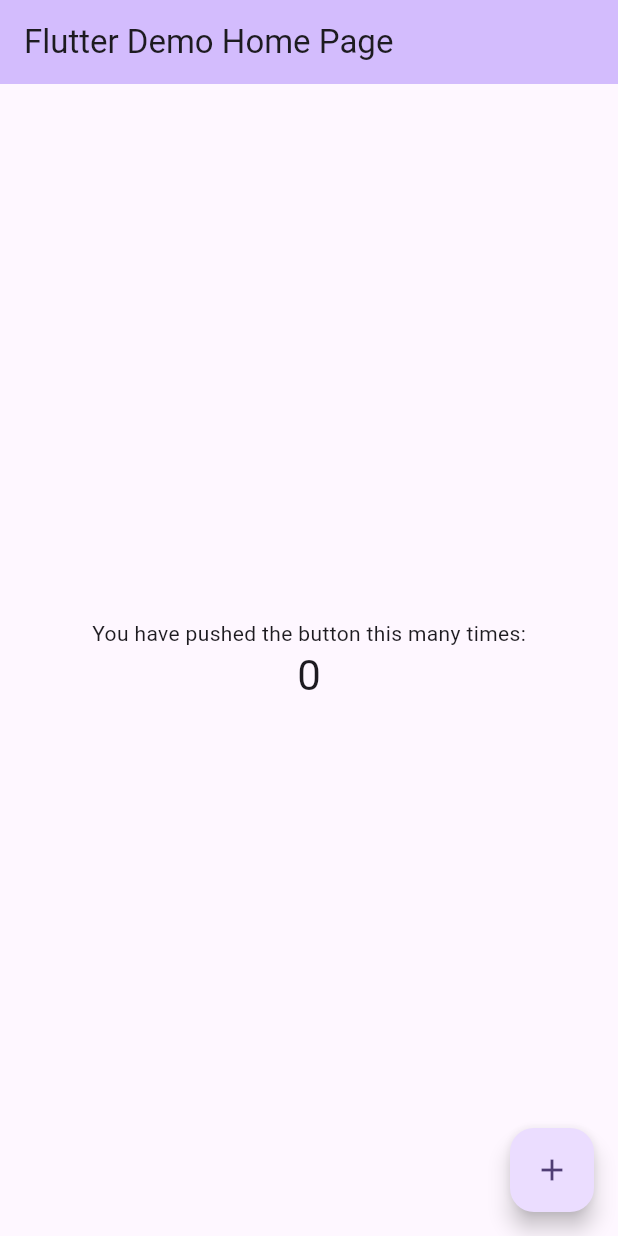
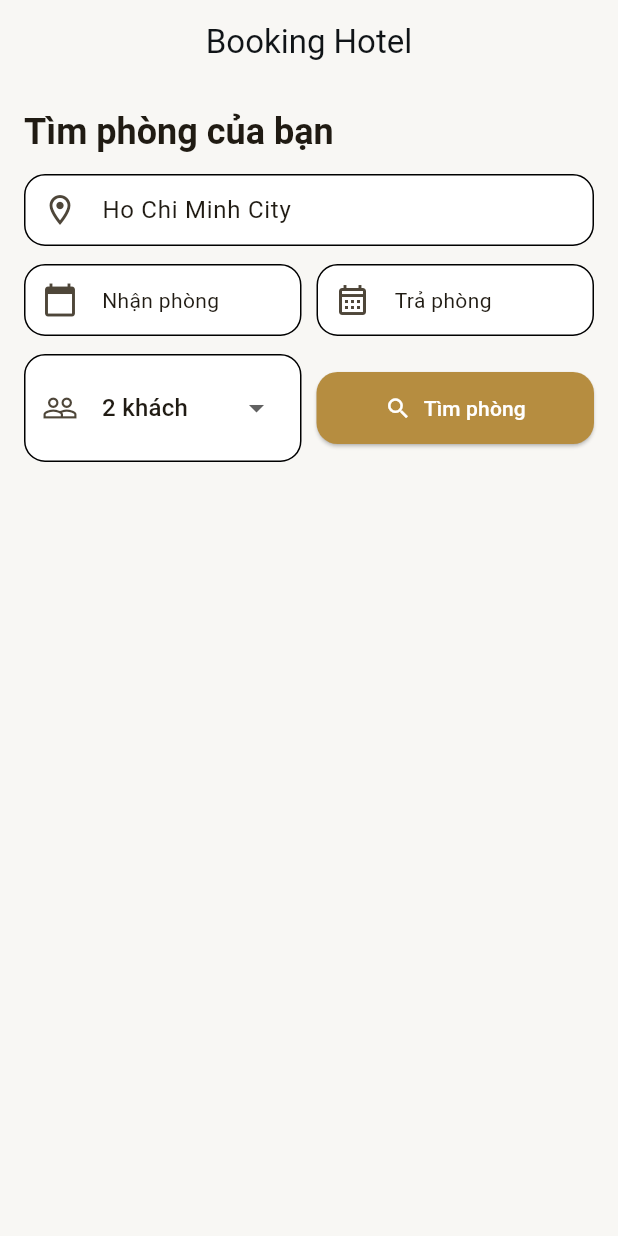
Before and after one commit to NguyenTruongNgocHan/booking-hotel, a Flutter app: the screen it shows after launch, on a phone screen of 412 x 824 dp. Run offline on Flutter 3.47's test engine with Material 3 defaults, Android fonts, the phone set to English and light mode, and no system bars.

```diff
--- a/mobile-app/lib/main.dart
+++ b/mobile-app/lib/main.dart
@@ -1,122 +1,21 @@
 import 'package:flutter/material.dart';
+import 'theme/app_theme.dart';
+import 'screens/home_screen.dart';
 
 void main() {
-  runApp(const MyApp());
+  WidgetsFlutterBinding.ensureInitialized();
+  runApp(const BookingHotelApp());
 }
 
-class MyApp extends StatelessWidget {
-  const MyApp({super.key});
-
-  // This widget is the root of your application.
+class BookingHotelApp extends StatelessWidget {
+  const BookingHotelApp({super.key});
   @override
   Widget build(BuildContext context) {
     return MaterialApp(
-      title: 'Flutter Demo',
-      theme: ThemeData(
-        // This is the theme of your application.
-        //
-        // TRY THIS: Try running your application with "flutter run". You'll see
-        // the application has a purple toolbar. Then, without quitting the app,
-        // try changing the seedColor in the colorScheme below to Colors.green
-        // and then invoke "hot reload" (save your changes or press the "hot
-        // reload" button in a Flutter-supported IDE, or press "r" if you used
-        // the command line to start the app).
-        //
-        // Notice that the counter didn't reset back to zero; the application
-        // state is not lost during the reload. To reset the state, use hot
-        // restart instead.
-        //
-        // This works for code too, not just values: Most code changes can be
-        // tested with just a hot reload.
-        colorScheme: ColorScheme.fromSeed(seedColor: Colors.deepPurple),
-      ),
-      home: const MyHomePage(title: 'Flutter Demo Home Page'),
+      title: 'Booking Hotel',
+      debugShowCheckedModeBanner: false,
+      theme: AppTheme.lightTheme,
+      home: const HomeScreen(),
     );
   }
 }
-
-class MyHomePage extends StatefulWidget {
-  const MyHomePage({super.key, required this.title});
-
-  // This widget is the home page of your application. It is stateful, meaning
-  // that it has a State object (defined below) that contains fields that affect
-  // how it looks.
-
-  // This class is the configuration for the state. It holds the values (in this
-  // case the title) provided by the parent (in this case the App widget) and
-  // used by the build method of the State. Fields in a Widget subclass are
-  // always marked "final".
-
-  final String title;
-
-  @override
-  State<MyHomePage> createState() => _MyHomePageState();
-}
-
-class _MyHomePageState extends State<MyHomePage> {
-  int _counter = 0;
-
-  void _incrementCounter() {
-    setState(() {
-      // This call to setState tells the Flutter framework that something has
-      // changed in this State, which causes it to rerun the build method below
-      // so that the display can reflect the updated values. If we changed
-      // _counter without calling setState(), then the build method would not be
-      // called again, and so nothing would appear to happen.
-      _counter++;
-    });
-  }
-
-  @override
-  Widget build(BuildContext context) {
-    // This method is rerun every time setState is called, for instance as done
-    // by the _incrementCounter method above.
-    //
-    // The Flutter framework has been optimized to make rerunning build methods
-    // fast, so that you can just rebuild anything that needs updating rather
-    // than having to individually change instances of widgets.
-    return Scaffold(
-      appBar: AppBar(
-        // TRY THIS: Try changing the color here to a specific color (to
-        // Colors.amber, perhaps?) and trigger a hot reload to see the AppBar
-        // change color while the other colors stay the same.
-        backgroundColor: Theme.of(context).colorScheme.inversePrimary,
-        // Here we take the value from the MyHomePage object that was created by
-        // the App.build method, and use it to set our appbar title.
-        title: Text(widget.title),
-      ),
-      body: Center(
-        // Center is a layout widget. It takes a single child and positions it
-        // in the middle of the parent.
-        child: Column(
-          // Column is also a layout widget. It takes a list of children and
-          // arranges them vertically. By default, it sizes itself to fit its
-          // children horizontally, and tries to be as tall as its parent.
-          //
-          // Column has various properties to control how it sizes itself and
-          // how it positions its children. Here we use mainAxisAlignment to
-          // center the children vertically; the main axis here is the vertical
-          // axis because Columns are vertical (the cross axis would be
-          // horizontal).
-          //
-          // TRY THIS: Invoke "debug painting" (choose the "Toggle Debug Paint"
-          // action in the IDE, or press "p" in the console), to see the
-          // wireframe for each widget.
-          mainAxisAlignment: MainAxisAlignment.center,
-          children: <Widget>[
-            const Text('You have pushed the button this many times:'),
-            Text(
-              '$_counter',
-              style: Theme.of(context).textTheme.headlineMedium,
-            ),
-          ],
-        ),
-      ),
-      floatingActionButton: FloatingActionButton(
-        onPressed: _incrementCounter,
-        tooltip: 'Increment',
-        child: const Icon(Icons.add),
-      ), // This trailing comma makes auto-formatting nicer for build methods.
-    );
-  }
-}
--- /dev/null
+++ b/mobile-app/lib/screens/home_screen.dart
@@ -0,0 +1,102 @@
+import 'package:flutter/material.dart';
+import '../widgets/app_button.dart';
+
+class HomeScreen extends StatefulWidget {
+  const HomeScreen({super.key});
+  @override
+  State<HomeScreen> createState() => _HomeScreenState();
+}
+
+class _HomeScreenState extends State<HomeScreen> {
+  final _cityCtrl = TextEditingController(text: "Ho Chi Minh City");
+  DateTime? _checkIn, _checkOut;
+  int _guests = 2;
+
+  Future<void> _pickDate({required bool isCheckIn}) async {
+    final now = DateTime.now();
+    final picked = await showDatePicker(
+      context: context,
+      initialDate: (isCheckIn ? _checkIn : _checkOut) ?? now,
+      firstDate: now,
+      lastDate: DateTime(now.year + 2),
+    );
+    if (picked != null) {
+      setState(() {
+        if (isCheckIn) {
+          _checkIn = picked;
+          if (_checkOut != null && _checkOut!.isBefore(_checkIn!)) {
+            _checkOut = _checkIn!.add(const Duration(days: 1));
+          }
+        } else {
+          _checkOut = picked;
+        }
+      });
+    }
+  }
+
+  @override
+  Widget build(BuildContext context) {
+    final textTheme = Theme.of(context).textTheme;
+    return Scaffold(
+      appBar: AppBar(title: const Text("Booking Hotel")),
+      body: SingleChildScrollView(
+        padding: const EdgeInsets.all(16),
+        child: Column(
+          crossAxisAlignment: CrossAxisAlignment.start,
+          children: [
+            Text("Tìm phòng của bạn", style: textTheme.headlineSmall?.copyWith(fontWeight: FontWeight.w700)),
+            const SizedBox(height: 12),
+            TextField(
+              controller: _cityCtrl,
+              decoration: const InputDecoration(
+                prefixIcon: Icon(Icons.location_on_outlined),
+                hintText: "Thành phố, khách sạn...",
+              ),
+            ),
+            const SizedBox(height: 12),
+            Row(children: [
+              Expanded(
+                child: InkWell(
+                  onTap: () => _pickDate(isCheckIn: true),
+                  child: const InputDecorator(
+                    decoration: InputDecoration(prefixIcon: Icon(Icons.calendar_today)),
+                    child: Text("Nhận phòng"),
+                  ),
+                ),
+              ),
+              const SizedBox(width: 10),
+              Expanded(
+                child: InkWell(
+                  onTap: () => _pickDate(isCheckIn: false),
+                  child: const InputDecorator(
+                    decoration: InputDecoration(prefixIcon: Icon(Icons.calendar_month_outlined)),
+                    child: Text("Trả phòng"),
+                  ),
+                ),
+              ),
+            ]),
+            const SizedBox(height: 12),
+            Row(children: [
+              Expanded(
+                child: InputDecorator(
+                  decoration: const InputDecoration(prefixIcon: Icon(Icons.people_outline)),
+                  child: DropdownButtonHideUnderline(
+                    child: DropdownButton<int>(
+                      value: _guests,
+                      items: [1,2,3,4,5].map((e)=>DropdownMenuItem(value:e, child: Text("$e khách"))).toList(),
+                      onChanged: (v) => setState(()=> _guests = v ?? 2),
+                    ),
+                  ),
+                ),
+              ),
+              const SizedBox(width: 10),
+              Expanded(child: AppPrimaryButton(label: "Tìm phòng", onPressed: () {
+                ScaffoldMessenger.of(context).showSnackBar(const SnackBar(content: Text("Fake search…")));
+              })),
+            ]),
+          ],
+        ),
+      ),
+    );
+  }
+}
--- /dev/null
+++ b/mobile-app/lib/theme/app_theme.dart
@@ -0,0 +1,29 @@
+import 'package:flutter/material.dart';
+
+class AppTheme {
+  static const Color primary = Color(0xFFB68D40); // gold nâu
+  static const Color dark = Color(0xFF101417);
+  static const Color light = Color(0xFFF8F7F4);
+
+  static ThemeData lightTheme = ThemeData(
+    useMaterial3: true,
+    colorScheme: ColorScheme.fromSeed(seedColor: primary, brightness: Brightness.light),
+    scaffoldBackgroundColor: light,
+    appBarTheme: const AppBarTheme(
+      backgroundColor: light, foregroundColor: dark, elevation: 0, centerTitle: true,
+    ),
+    inputDecorationTheme: InputDecorationTheme(
+      filled: true, fillColor: Colors.white,
+      border: OutlineInputBorder(borderRadius: BorderRadius.all(Radius.circular(14))),
+      enabledBorder: OutlineInputBorder(borderRadius: BorderRadius.all(Radius.circular(14))),
+      contentPadding: EdgeInsets.symmetric(horizontal: 14, vertical: 12),
+    ),
+    elevatedButtonTheme: ElevatedButtonThemeData(
+      style: ElevatedButton.styleFrom(
+        backgroundColor: primary, foregroundColor: Colors.white,
+        shape: RoundedRectangleBorder(borderRadius: BorderRadius.circular(14)),
+        padding: EdgeInsets.symmetric(horizontal: 18, vertical: 14),
+      ),
+    ),
+  );
+}
--- /dev/null
+++ b/mobile-app/lib/widgets/app_button.dart
@@ -0,0 +1,19 @@
+import 'package:flutter/material.dart';
+import '../theme/app_theme.dart';
+
+class AppPrimaryButton extends StatelessWidget {
+  final String label;
+  final VoidCallback onPressed;
+  final IconData? icon;
+  const AppPrimaryButton({super.key, required this.label, required this.onPressed, this.icon});
+
+  @override
+  Widget build(BuildContext context) {
+    return ElevatedButton.icon(
+      onPressed: onPressed,
+      icon: Icon(icon ?? Icons.search),
+      label: Text(label),
+      style: ElevatedButton.styleFrom(backgroundColor: AppTheme.primary),
+    );
+  }
+}
--- a/mobile-app/pubspec.yaml
+++ b/mobile-app/pubspec.yaml
@@ -56,6 +56,8 @@ flutter:
   # included with your application, so that you can use the icons in
   # the material Icons class.
   uses-material-design: true
+  assets:
+    - assets/images/
 
   # To add assets to your application, add an assets section, like this:
   # assets:
```
Also changed, not shown: 1 other file.
